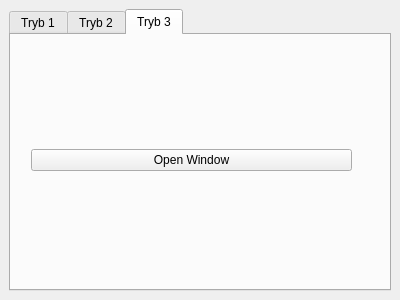
Above: mainwindow.ui from dawidoczek/MultiWindowsCamera before the change. Below: the same form after it.
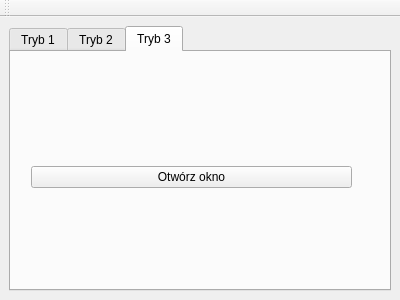
That is the form after the change.

What changed in the file:
```diff
--- a/mainwindow.ui
+++ b/mainwindow.ui
@@ -103,7 +103,7 @@
          <item row="0" column="0">
           <widget class="QPushButton" name="btnOpenWindow_3">
            <property name="text">
-            <string>Open Window</string>
+            <string>Otwórz okno</string>
            </property>
           </widget>
          </item>
@@ -114,6 +114,18 @@
     </item>
    </layout>
   </widget>
+  <widget class="QToolBar" name="toolBar">
+   <property name="windowTitle">
+    <string>toolBar</string>
+   </property>
+   <attribute name="toolBarArea">
+    <enum>TopToolBarArea</enum>
+   </attribute>
+   <attribute name="toolBarBreak">
+    <bool>false</bool>
+   </attribute>
+   <addaction name="actionSetCamera"/>
+  </widget>
  </widget>
  <resources/>
  <connections/>
```
Left out of the diff: 16 changed lines with no effect on the pictures.
